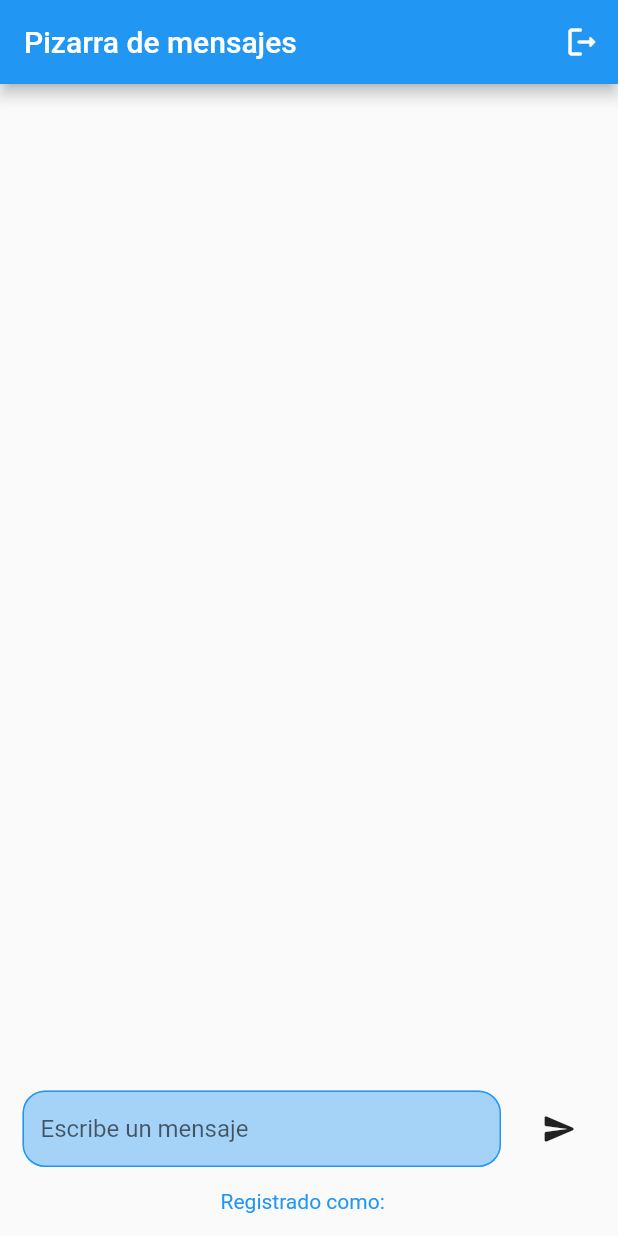
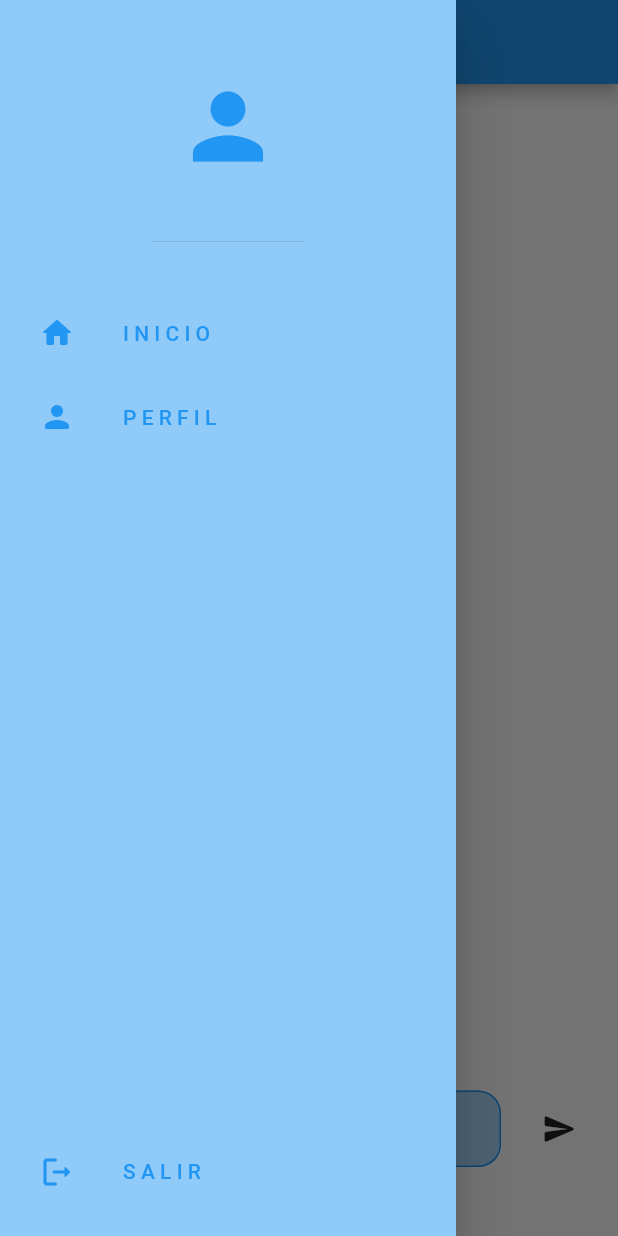
Before and after one commit to whuangq/CI-0161-B93929, a Flutter app: the HomeScreen screen opened by its route, with the side drawer open (before the commit the screen has no drawer), on a phone screen of 412 x 824 dp. Run offline on Flutter 3.47's test engine with Material 2 defaults, Android fonts, the light colour scheme and no system bars; our stand-ins replace cloud_firestore, equatable, firebase_auth, firebase_core, flutter_bloc, go_router and 2 more; accounts and stored records are empty; generated files the repository leaves out were written again; statements that could not run were skipped.

Commit message:
videos 11 a 15

```diff
--- a/firebase/firebase_app/lib/config/router/app_router.dart
+++ b/firebase/firebase_app/lib/config/router/app_router.dart
@@ -7,26 +7,18 @@ final appRouter = GoRouter(
     initialLocation: '/',
     redirect: (context, state) {
       final isAuth = context.read<AuthCubit>().state.isAuth;
-    final isCreatingAccount = context.read<AuthCubit>().state.isCreatingAccount;
+      final isCreatingAccount =
+          context.read<AuthCubit>().state.isCreatingAccount;
 
-    if (!isAuth && !isCreatingAccount){
+      if (!isAuth && !isCreatingAccount) {
         return '/login';
       } else {
         return null;
       }
     },
     routes: [
-    GoRoute(
-      path: '/',
-      builder: (context, state) => const HomeScreen()
-    ),
-    GoRoute(
-      path: '/login',
-      builder: (context, state) => LoginScreen()
-    ),
-    GoRoute(
-      path: '/register',
-      builder: (context, state) => RegisterScreen()
-    ),
-  ]
-);
+      GoRoute(path: '/', builder: (context, state) => const HomeScreen()),
+      GoRoute(path: '/login', builder: (context, state) => LoginScreen()),
+      GoRoute(path: '/register', builder: (context, state) => RegisterScreen()),
+      GoRoute(path: '/profile', builder: (context, state) => ProfileScreen()),
+    ]);
--- a/firebase/firebase_app/lib/presentation/blocs/auth_cubit/auth_state.dart
+++ b/firebase/firebase_app/lib/presentation/blocs/auth_cubit/auth_state.dart
@@ -1,12 +1,13 @@
 part of 'auth_cubit.dart';
 
 class AuthState extends Equatable {
-
   final bool isAuth;
   final bool isLoading;
   final bool error;
   final String errorMessage;
   final String email;
+  final String username;
+  final String bio;
   final bool isCreatingAccount;
 
   const AuthState({
@@ -16,6 +17,8 @@ class AuthState extends Equatable {
     this.error = false,
     this.errorMessage = '',
     this.email = '',
+    this.username = '',
+    this.bio = '',
   });
 
   AuthState copyWith({
@@ -25,16 +28,29 @@ class AuthState extends Equatable {
     bool? error,
     String? errorMessage,
     String? email,
-  }) => AuthState(
+    String? username,
+    String? bio,
+  }) =>
+      AuthState(
         isAuth: isAuth ?? this.isAuth,
         isLoading: isLoading ?? this.isLoading,
         isCreatingAccount: isCreatingAccount ?? this.isCreatingAccount,
         error: error ?? this.error,
         errorMessage: errorMessage ?? this.errorMessage,
         email: email ?? this.email,
-
+        username: username ?? this.username,
+        bio: bio ?? this.bio,
       );
 
   @override
-  List<Object> get props => [isAuth, isLoading, isCreatingAccount, error, errorMessage, email];
+  List<Object> get props => [
+        isAuth,
+        isLoading,
+        isCreatingAccount,
+        error,
+        errorMessage,
+        email,
+        username,
+        bio
+      ];
 }
--- a/firebase/firebase_app/lib/presentation/screens.dart
+++ b/firebase/firebase_app/lib/presentation/screens.dart
@@ -1,3 +1,4 @@
 export './screens/login_screen.dart';
 export './screens/home_screen.dart';
 export './screens/register_screen.dart';
+export './screens/profile_screen.dart';
--- a/firebase/firebase_app/lib/presentation/screens/home_screen.dart
+++ b/firebase/firebase_app/lib/presentation/screens/home_screen.dart
@@ -22,9 +22,13 @@ class _HomeScreenState extends State<HomeScreen> {
     context.read<PostsCubit>().getPosts('user_posts');
   }
 
+  void onProfileTap() {
+    context.pop();
+    context.push('/profile');
+  }
+
   @override
   Widget build(BuildContext context) {
-
     final authCubit = context.watch<AuthCubit>();
     final postsCubit = context.watch<PostsCubit>();
     final posts = context.watch<PostsCubit>().state.posts;
@@ -33,22 +37,24 @@ class _HomeScreenState extends State<HomeScreen> {
     return Scaffold(
       appBar: AppBar(
         title: const Text("Pizarra de mensajes"),
-        actions: [
-          IconButton(
-            onPressed: () {
-              authCubit.signOutUser()
-              .then((value) => context.go('/'));
+      ),
+      drawer: CustomDrawer(
+        onHomeTap: () {
+          context.go('/');
         },
-            icon: const Icon(Icons.logout_rounded),
-          )
-        ],
+        onProfileTap: onProfileTap,
+        onLogoutTap: () {
+          authCubit.signOutUser().then((value) => context.go('/'));
+        },
       ),
       body: Center(
           child: Padding(
         padding: const EdgeInsets.symmetric(horizontal: 15),
         child: Column(
           children: [
-              const SizedBox(height: 25,),
+            const SizedBox(
+              height: 25,
+            ),
             Expanded(
                 child: ListView.builder(
                     itemCount: posts.length,
@@ -61,11 +67,10 @@ class _HomeScreenState extends State<HomeScreen> {
                         likes: List<String>.from(post['likes'] ?? []),
                         collectionPath: 'user_posts',
                       );
-                  }
-                )
+                    })),
+            const SizedBox(
+              height: 25,
             ),
-
-              const SizedBox(height: 25,),
             Row(
               children: [
                 Expanded(
@@ -74,24 +79,22 @@ class _HomeScreenState extends State<HomeScreen> {
                     controller: _messageController,
                   ),
                 ),
-                  const SizedBox(width: 15,),
+                const SizedBox(
+                  width: 15,
+                ),
                 IconButton.filled(
-                    onPressed: (){
-                      postsCubit.addPost(
-                        "user_posts",
-                        authCubit.state.email,
-                        _messageController.text
-                      );
+                    onPressed: () {
+                      postsCubit.addPost("user_posts", authCubit.state.email,
+                          _messageController.text);
                       _messageController.clear();
-                      setState(() {
-
-                      });
+                      setState(() {});
                     },
-                    icon: const Icon(Icons.send_rounded)
-                  )
+                    icon: const Icon(Icons.send_rounded))
               ],
             ),
-              const SizedBox(height: 15,),
+            const SizedBox(
+              height: 15,
+            ),
             Row(
               mainAxisAlignment: MainAxisAlignment.center,
               children: [
@@ -99,18 +102,22 @@ class _HomeScreenState extends State<HomeScreen> {
                   'Registrado como: ',
                   style: TextStyle(color: colors.secondary),
                 ),
-                  const SizedBox(width: 5,),
+                const SizedBox(
+                  width: 5,
+                ),
                 Text(
                   authCubit.state.email,
-                    style: TextStyle(color: colors.primary, fontWeight: FontWeight.bold),
+                  style: TextStyle(
+                      color: colors.primary, fontWeight: FontWeight.bold),
                 ),
               ],
             ),
-              const SizedBox(height: 15,),
+            const SizedBox(
+              height: 15,
+            ),
           ],
         ),
-        )
-      ),
+      )),
     );
   }
 }
--- a/firebase/firebase_app/lib/presentation/widgets.dart
+++ b/firebase/firebase_app/lib/presentation/widgets.dart
@@ -3,3 +3,6 @@ export './widgets/custom_button.dart';
 export './widgets/custom_image_button.dart';
 export './widgets/custom_post.dart';
 export './widgets/custom_like_button.dart';
+export './widgets/custom_drawer.dart';
+export './widgets/custom_list_tile.dart';
+export './widgets/custom_text_box.dart';
--- /dev/null
+++ b/firebase/firebase_app/lib/presentation/widgets/custom_drawer.dart
@@ -0,0 +1,54 @@
+import 'package:firebase_app/presentation/widgets.dart';
+import 'package:flutter/material.dart';
+
+class CustomDrawer extends StatelessWidget {
+  final void Function()? onHomeTap;
+  final void Function()? onProfileTap;
+  final void Function()? onLogoutTap;
+  const CustomDrawer(
+      {super.key,
+      required this.onHomeTap,
+      required this.onProfileTap,
+      required this.onLogoutTap});
+
+  @override
+  Widget build(BuildContext context) {
+    final colors = Theme.of(context).colorScheme;
+    return Drawer(
+      backgroundColor: colors.background,
+      child: Column(
+        children: [
+          DrawerHeader(
+            child: Icon(
+              Icons.person,
+              size: 70,
+              color: colors.primary,
+            ),
+          ),
+          const SizedBox(
+            height: 25,
+          ),
+          CustomListTile(
+            icon: Icons.home_rounded,
+            title: 'I N I C I O',
+            onTap: onHomeTap,
+          ),
+          CustomListTile(
+            icon: Icons.person_rounded,
+            title: 'P E R F I L',
+            onTap: onProfileTap,
+          ),
+          const Expanded(child: SizedBox()),
+          CustomListTile(
+            icon: Icons.logout_rounded,
+            title: 'S A L I R',
+            onTap: onLogoutTap,
+          ),
+          const SizedBox(
+            height: 15,
+          ),
+        ],
+      ),
+    );
+  }
+}
--- /dev/null
+++ b/firebase/firebase_app/lib/presentation/widgets/custom_list_tile.dart
@@ -0,0 +1,32 @@
+import 'package:flutter/material.dart';
+
+class CustomListTile extends StatelessWidget {
+  final IconData icon;
+  final String title;
+  final void Function()? onTap;
+
+  const CustomListTile(
+      {super.key,
+      required this.icon,
+      required this.title,
+      required this.onTap});
+
+  @override
+  Widget build(BuildContext context) {
+    final colors = Theme.of(context).colorScheme;
+    return Padding(
+      padding: const EdgeInsets.only(left: 10),
+      child: ListTile(
+        leading: Icon(
+          icon,
+          color: colors.secondary,
+        ),
+        title: Text(
+          title,
+          style: TextStyle(color: colors.secondary),
+        ),
+        onTap: onTap,
+      ),
+    );
+  }
+}
```
Also changed, not shown: firebase/firebase_app/lib/infrasctructure/services/firestore_service.dart (+33 -9 lines), firebase/firebase_app/lib/presentation/blocs/auth_cubit/auth_cubit.dart (+43 -11 lines), firebase/firebase_app/lib/presentation/screens/profile_screen.dart (added, +112 -0 lines), firebase/firebase_app/lib/presentation/widgets/custom_text_box.dart (added, +43 -0 lines). Lines whose indentation alone changed are shown as unchanged.
